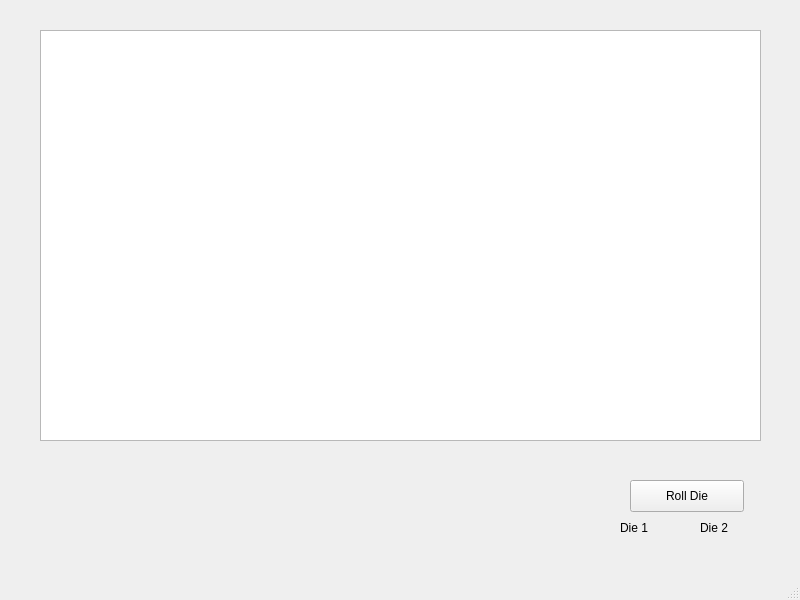
Before: the Qt Designer form mainwindow.ui in quinnmil/Monopoly, drawn with Qt 5.
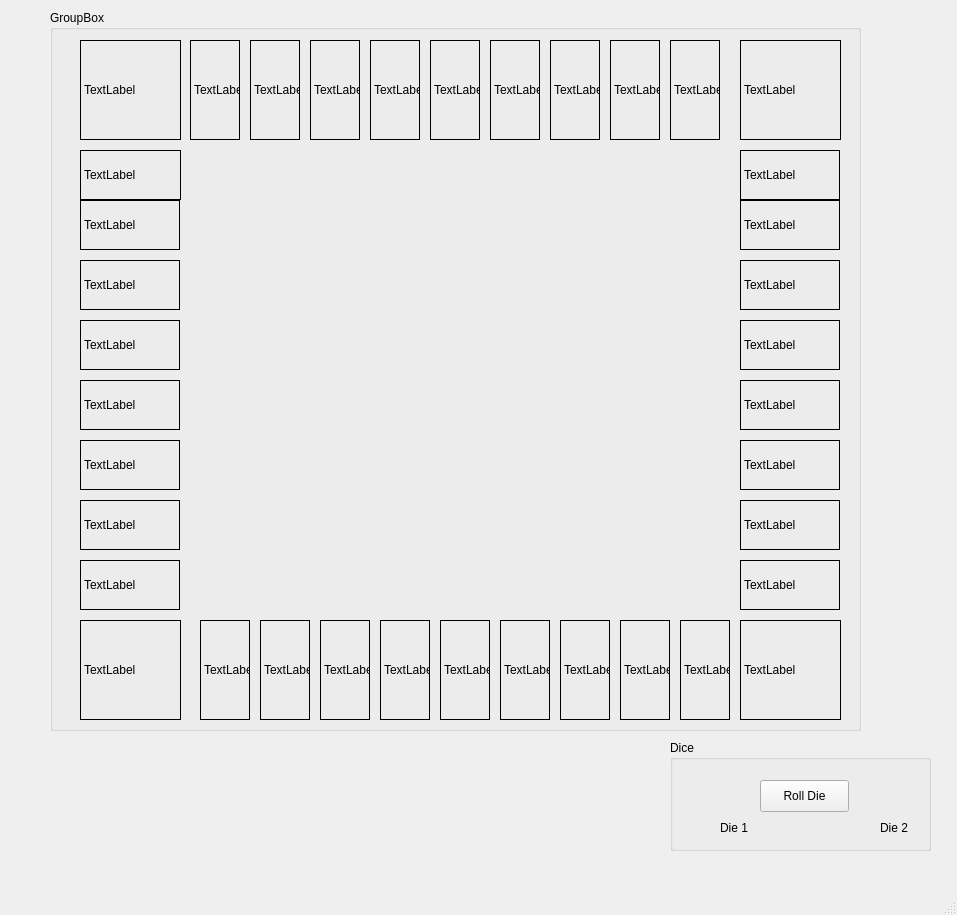
After: the same form once the commit is applied.

Commit message: added text lable slots for proof of concept

```diff
--- a/mainwindow.ui
+++ b/mainwindow.ui
@@ -6,62 +6,686 @@
    <rect>
     <x>0</x>
     <y>0</y>
-    <width>800</width>
-    <height>600</height>
+    <width>957</width>
+    <height>915</height>
    </rect>
   </property>
   <property name="windowTitle">
    <string>MainWindow</string>
   </property>
   <widget class="QWidget" name="centralwidget">
-   <widget class="QPushButton" name="pushButton">
+   <widget class="QGroupBox" name="groupBox">
     <property name="geometry">
      <rect>
-      <x>630</x>
-      <y>480</y>
-      <width>114</width>
-      <height>32</height>
+      <x>670</x>
+      <y>740</y>
+      <width>261</width>
+      <height>111</height>
      </rect>
     </property>
-    <property name="text">
-     <string>Roll Die</string>
+    <property name="title">
+     <string>Dice</string>
     </property>
+    <widget class="QPushButton" name="pushButton">
+     <property name="geometry">
+      <rect>
+       <x>90</x>
+       <y>40</y>
+       <width>89</width>
+       <height>32</height>
+      </rect>
+     </property>
+     <property name="text">
+      <string>Roll Die</string>
+     </property>
+    </widget>
+    <widget class="QLabel" name="label_die2">
+     <property name="geometry">
+      <rect>
+       <x>210</x>
+       <y>80</y>
+       <width>32</width>
+       <height>16</height>
+      </rect>
+     </property>
+     <property name="text">
+      <string>Die 2</string>
+     </property>
+    </widget>
+    <widget class="QLabel" name="label_die1">
+     <property name="geometry">
+      <rect>
+       <x>50</x>
+       <y>80</y>
+       <width>30</width>
+       <height>16</height>
+      </rect>
+     </property>
+     <property name="text">
+      <string>Die 1</string>
+     </property>
+    </widget>
    </widget>
-   <widget class="QLabel" name="label_die1">
+   <widget class="QGroupBox" name="groupBox_2">
     <property name="geometry">
      <rect>
-      <x>620</x>
-      <y>520</y>
-      <width>59</width>
-      <height>16</height>
+      <x>50</x>
+      <y>10</y>
+      <width>811</width>
+      <height>721</height>
      </rect>
     </property>
-    <property name="text">
-     <string>Die 1</string>
+    <property name="title">
+     <string>GroupBox</string>
     </property>
-   </widget>
-   <widget class="QLabel" name="label_die2">
-    <property name="geometry">
-     <rect>
-      <x>700</x>
-      <y>520</y>
-      <width>59</width>
-      <height>16</height>
-     </rect>
-    </property>
-    <property name="text">
-     <string>Die 2</string>
-    </property>
-   </widget>
-   <widget class="QGraphicsView" name="graphicsView">
-    <property name="geometry">
-     <rect>
-      <x>40</x>
-      <y>30</y>
-      <width>721</width>
-      <height>411</height>
-     </rect>
-    </property>
+    <widget class="QLabel" name="spot_9">
+     <property name="geometry">
+      <rect>
+       <x>630</x>
+       <y>610</y>
+       <width>50</width>
+       <height>100</height>
+      </rect>
+     </property>
+     <property name="frameShape">
+      <enum>QFrame::Box</enum>
+     </property>
+     <property name="text">
+      <string>TextLabel</string>
+     </property>
+    </widget>
+    <widget class="QLabel" name="spot_10">
+     <property name="geometry">
+      <rect>
+       <x>440</x>
+       <y>30</y>
+       <width>50</width>
+       <height>100</height>
+      </rect>
+     </property>
+     <property name="frameShape">
+      <enum>QFrame::Box</enum>
+     </property>
+     <property name="text">
+      <string>TextLabel</string>
+     </property>
+    </widget>
+    <widget class="QLabel" name="spot_30">
+     <property name="geometry">
+      <rect>
+       <x>690</x>
+       <y>430</y>
+       <width>100</width>
+       <height>50</height>
+      </rect>
+     </property>
+     <property name="frameShape">
+      <enum>QFrame::Box</enum>
+     </property>
+     <property name="text">
+      <string>TextLabel</string>
+     </property>
+    </widget>
+    <widget class="QLabel" name="spot_15">
+     <property name="geometry">
+      <rect>
+       <x>620</x>
+       <y>30</y>
+       <width>50</width>
+       <height>100</height>
+      </rect>
+     </property>
+     <property name="frameShape">
+      <enum>QFrame::Box</enum>
+     </property>
+     <property name="text">
+      <string>TextLabel</string>
+     </property>
+    </widget>
+    <widget class="QLabel" name="spot_25">
+     <property name="geometry">
+      <rect>
+       <x>30</x>
+       <y>490</y>
+       <width>100</width>
+       <height>50</height>
+      </rect>
+     </property>
+     <property name="frameShape">
+      <enum>QFrame::Box</enum>
+     </property>
+     <property name="text">
+      <string>TextLabel</string>
+     </property>
+    </widget>
+    <widget class="QLabel" name="spot_18">
+     <property name="geometry">
+      <rect>
+       <x>380</x>
+       <y>30</y>
+       <width>50</width>
+       <height>100</height>
+      </rect>
+     </property>
+     <property name="frameShape">
+      <enum>QFrame::Box</enum>
+     </property>
+     <property name="text">
+      <string>TextLabel</string>
+     </property>
+    </widget>
+    <widget class="QLabel" name="spot_11">
+     <property name="geometry">
+      <rect>
+       <x>140</x>
+       <y>30</y>
+       <width>50</width>
+       <height>100</height>
+      </rect>
+     </property>
+     <property name="frameShape">
+      <enum>QFrame::Box</enum>
+     </property>
+     <property name="text">
+      <string>TextLabel</string>
+     </property>
+    </widget>
+    <widget class="QLabel" name="spot_31">
+     <property name="geometry">
+      <rect>
+       <x>690</x>
+       <y>190</y>
+       <width>100</width>
+       <height>50</height>
+      </rect>
+     </property>
+     <property name="frameShape">
+      <enum>QFrame::Box</enum>
+     </property>
+     <property name="text">
+      <string>TextLabel</string>
+     </property>
+    </widget>
+    <widget class="QLabel" name="spot_8">
+     <property name="geometry">
+      <rect>
+       <x>150</x>
+       <y>610</y>
+       <width>50</width>
+       <height>100</height>
+      </rect>
+     </property>
+     <property name="frameShape">
+      <enum>QFrame::Box</enum>
+     </property>
+     <property name="text">
+      <string>TextLabel</string>
+     </property>
+    </widget>
+    <widget class="QLabel" name="spot_33">
+     <property name="geometry">
+      <rect>
+       <x>690</x>
+       <y>250</y>
+       <width>100</width>
+       <height>50</height>
+      </rect>
+     </property>
+     <property name="frameShape">
+      <enum>QFrame::Box</enum>
+     </property>
+     <property name="text">
+      <string>TextLabel</string>
+     </property>
+    </widget>
+    <widget class="QLabel" name="spot_26">
+     <property name="geometry">
+      <rect>
+       <x>30</x>
+       <y>550</y>
+       <width>100</width>
+       <height>50</height>
+      </rect>
+     </property>
+     <property name="frameShape">
+      <enum>QFrame::Box</enum>
+     </property>
+     <property name="text">
+      <string>TextLabel</string>
+     </property>
+    </widget>
+    <widget class="QLabel" name="spot_19">
+     <property name="geometry">
+      <rect>
+       <x>30</x>
+       <y>250</y>
+       <width>100</width>
+       <height>50</height>
+      </rect>
+     </property>
+     <property name="frameShape">
+      <enum>QFrame::Box</enum>
+     </property>
+     <property name="text">
+      <string>TextLabel</string>
+     </property>
+    </widget>
+    <widget class="QLabel" name="spot_7">
+     <property name="geometry">
+      <rect>
+       <x>270</x>
+       <y>610</y>
+       <width>50</width>
+       <height>100</height>
+      </rect>
+     </property>
+     <property name="frameShape">
+      <enum>QFrame::Box</enum>
+     </property>
+     <property name="text">
+      <string>TextLabel</string>
+     </property>
+    </widget>
+    <widget class="QLabel" name="spot_34">
+     <property name="geometry">
+      <rect>
+       <x>690</x>
+       <y>140</y>
+       <width>100</width>
+       <height>50</height>
+      </rect>
+     </property>
+     <property name="frameShape">
+      <enum>QFrame::Box</enum>
+     </property>
+     <property name="text">
+      <string>TextLabel</string>
+     </property>
+    </widget>
+    <widget class="QLabel" name="spot_1">
+     <property name="geometry">
+      <rect>
+       <x>570</x>
+       <y>610</y>
+       <width>50</width>
+       <height>100</height>
+      </rect>
+     </property>
+     <property name="frameShape">
+      <enum>QFrame::Box</enum>
+     </property>
+     <property name="text">
+      <string>TextLabel</string>
+     </property>
+    </widget>
+    <widget class="QLabel" name="spot_21">
+     <property name="geometry">
+      <rect>
+       <x>30</x>
+       <y>140</y>
+       <width>101</width>
+       <height>50</height>
+      </rect>
+     </property>
+     <property name="frameShape">
+      <enum>QFrame::Box</enum>
+     </property>
+     <property name="text">
+      <string>TextLabel</string>
+     </property>
+    </widget>
+    <widget class="QLabel" name="spot_36">
+     <property name="geometry">
+      <rect>
+       <x>690</x>
+       <y>610</y>
+       <width>101</width>
+       <height>100</height>
+      </rect>
+     </property>
+     <property name="frameShape">
+      <enum>QFrame::Box</enum>
+     </property>
+     <property name="text">
+      <string>TextLabel</string>
+     </property>
+    </widget>
+    <widget class="QLabel" name="spot_32">
+     <property name="geometry">
+      <rect>
+       <x>690</x>
+       <y>550</y>
+       <width>100</width>
+       <height>50</height>
+      </rect>
+     </property>
+     <property name="frameShape">
+      <enum>QFrame::Box</enum>
+     </property>
+     <property name="text">
+      <string>TextLabel</string>
+     </property>
+    </widget>
+    <widget class="QLabel" name="spot_16">
+     <property name="geometry">
+      <rect>
+       <x>500</x>
+       <y>30</y>
+       <width>50</width>
+       <height>100</height>
+      </rect>
+     </property>
+     <property name="frameShape">
+      <enum>QFrame::Box</enum>
+     </property>
+     <property name="text">
+      <string>TextLabel</string>
+     </property>
+    </widget>
+    <widget class="QLabel" name="spot_13">
+     <property name="geometry">
+      <rect>
+       <x>200</x>
+       <y>30</y>
+       <width>50</width>
+       <height>100</height>
+      </rect>
+     </property>
+     <property name="frameShape">
+      <enum>QFrame::Box</enum>
+     </property>
+     <property name="text">
+      <string>TextLabel</string>
+     </property>
+    </widget>
+    <widget class="QLabel" name="spot_6">
+     <property name="geometry">
+      <rect>
+       <x>330</x>
+       <y>610</y>
+       <width>50</width>
+       <height>100</height>
+      </rect>
+     </property>
+     <property name="frameShape">
+      <enum>QFrame::Box</enum>
+     </property>
+     <property name="text">
+      <string>TextLabel</string>
+     </property>
+    </widget>
+    <widget class="QLabel" name="spot_29">
+     <property name="geometry">
+      <rect>
+       <x>690</x>
+       <y>490</y>
+       <width>100</width>
+       <height>50</height>
+      </rect>
+     </property>
+     <property name="frameShape">
+      <enum>QFrame::Box</enum>
+     </property>
+     <property name="text">
+      <string>TextLabel</string>
+     </property>
+    </widget>
+    <widget class="QLabel" name="spot_4">
+     <property name="geometry">
+      <rect>
+       <x>390</x>
+       <y>610</y>
+       <width>50</width>
+       <height>100</height>
+      </rect>
+     </property>
+     <property name="frameShape">
+      <enum>QFrame::Box</enum>
+     </property>
+     <property name="text">
+      <string>TextLabel</string>
+     </property>
+    </widget>
+    <widget class="QLabel" name="spot_17">
+     <property name="geometry">
+      <rect>
+       <x>260</x>
+       <y>30</y>
+       <width>50</width>
+       <height>100</height>
+      </rect>
+     </property>
+     <property name="frameShape">
+      <enum>QFrame::Box</enum>
+     </property>
+     <property name="text">
+      <string>TextLabel</string>
+     </property>
+    </widget>
+    <widget class="QLabel" name="spot_12">
+     <property name="geometry">
+      <rect>
+       <x>560</x>
+       <y>30</y>
+       <width>50</width>
+       <height>100</height>
+      </rect>
+     </property>
+     <property name="frameShape">
+      <enum>QFrame::Box</enum>
+     </property>
+     <property name="text">
+      <string>TextLabel</string>
+     </property>
+    </widget>
+    <widget class="QLabel" name="spot_2">
+     <property name="geometry">
+      <rect>
+       <x>510</x>
+       <y>610</y>
+       <width>50</width>
+       <height>100</height>
+      </rect>
+     </property>
+     <property name="frameShape">
+      <enum>QFrame::Box</enum>
+     </property>
+     <property name="text">
+      <string>TextLabel</string>
+     </property>
+    </widget>
+    <widget class="QLabel" name="spot_35">
+     <property name="geometry">
+      <rect>
+       <x>690</x>
+       <y>30</y>
+       <width>101</width>
+       <height>100</height>
+      </rect>
+     </property>
+     <property name="frameShape">
+      <enum>QFrame::Box</enum>
+     </property>
+     <property name="text">
+      <string>TextLabel</string>
+     </property>
+    </widget>
+    <widget class="QLabel" name="spot_27">
+     <property name="geometry">
+      <rect>
+       <x>690</x>
+       <y>310</y>
+       <width>100</width>
+       <height>50</height>
+      </rect>
+     </property>
+     <property name="frameShape">
+      <enum>QFrame::Box</enum>
+     </property>
+     <property name="text">
+      <string>TextLabel</string>
+     </property>
+    </widget>
+    <widget class="QLabel" name="spot_14">
+     <property name="geometry">
+      <rect>
+       <x>320</x>
+       <y>30</y>
+       <width>50</width>
+       <height>100</height>
+      </rect>
+     </property>
+     <property name="frameShape">
+      <enum>QFrame::Box</enum>
+     </property>
+     <property name="text">
+      <string>TextLabel</string>
+     </property>
+    </widget>
+    <widget class="QLabel" name="spot_3">
+     <property name="geometry">
+      <rect>
+       <x>450</x>
+       <y>610</y>
+       <width>50</width>
+       <height>100</height>
+      </rect>
+     </property>
+     <property name="frameShape">
+      <enum>QFrame::Box</enum>
+     </property>
+     <property name="text">
+      <string>TextLabel</string>
+     </property>
+    </widget>
+    <widget class="QLabel" name="spot_28">
+     <property name="geometry">
+      <rect>
+       <x>690</x>
+       <y>370</y>
+       <width>100</width>
+       <height>50</height>
+      </rect>
+     </property>
+     <property name="frameShape">
+      <enum>QFrame::Box</enum>
+     </property>
+     <property name="text">
+      <string>TextLabel</string>
+     </property>
+    </widget>
+    <widget class="QLabel" name="spot_24">
+     <property name="geometry">
+      <rect>
+       <x>30</x>
+       <y>430</y>
+       <width>100</width>
+       <height>50</height>
+      </rect>
+     </property>
+     <property name="frameShape">
+      <enum>QFrame::Box</enum>
+     </property>
+     <property name="text">
+      <string>TextLabel</string>
+     </property>
+    </widget>
+    <widget class="QLabel" name="spot_23">
+     <property name="geometry">
+      <rect>
+       <x>30</x>
+       <y>370</y>
+       <width>100</width>
+       <height>50</height>
+      </rect>
+     </property>
+     <property name="frameShape">
+      <enum>QFrame::Box</enum>
+     </property>
+     <property name="text">
+      <string>TextLabel</string>
+     </property>
+    </widget>
+    <widget class="QLabel" name="spot_37">
+     <property name="geometry">
+      <rect>
+       <x>30</x>
+       <y>30</y>
+       <width>101</width>
+       <height>100</height>
+      </rect>
+     </property>
+     <property name="frameShape">
+      <enum>QFrame::Box</enum>
+     </property>
+     <property name="text">
+      <string>TextLabel</string>
+     </property>
+    </widget>
+    <widget class="QLabel" name="spot_20">
+     <property name="geometry">
+      <rect>
+       <x>30</x>
+       <y>190</y>
+       <width>100</width>
+       <height>50</height>
+      </rect>
+     </property>
+     <property name="frameShape">
+      <enum>QFrame::Box</enum>
+     </property>
+     <property name="text">
+      <string>TextLabel</string>
+     </property>
+    </widget>
+    <widget class="QLabel" name="spot_5">
+     <property name="geometry">
+      <rect>
+       <x>210</x>
+       <y>610</y>
+       <width>50</width>
+       <height>100</height>
+      </rect>
+     </property>
+     <property name="frameShape">
+      <enum>QFrame::Box</enum>
+     </property>
+     <property name="text">
+      <string>TextLabel</string>
+     </property>
+    </widget>
+    <widget class="QLabel" name="spot_22">
+     <property name="geometry">
+      <rect>
+       <x>30</x>
+       <y>310</y>
+       <width>100</width>
+       <height>50</height>
+      </rect>
+     </property>
+     <property name="frameShape">
+      <enum>QFrame::Box</enum>
+     </property>
+     <property name="text">
+      <string>TextLabel</string>
+     </property>
+    </widget>
+    <widget class="QLabel" name="spot_38">
+     <property name="geometry">
+      <rect>
+       <x>30</x>
+       <y>610</y>
+       <width>101</width>
+       <height>100</height>
+      </rect>
+     </property>
+     <property name="frameShape">
+      <enum>QFrame::Box</enum>
+     </property>
+     <property name="text">
+      <string>TextLabel</string>
+     </property>
+    </widget>
    </widget>
   </widget>
   <widget class="QMenuBar" name="menubar">
```
Left out of the diff: 2 changed lines with no effect on the pictures.
